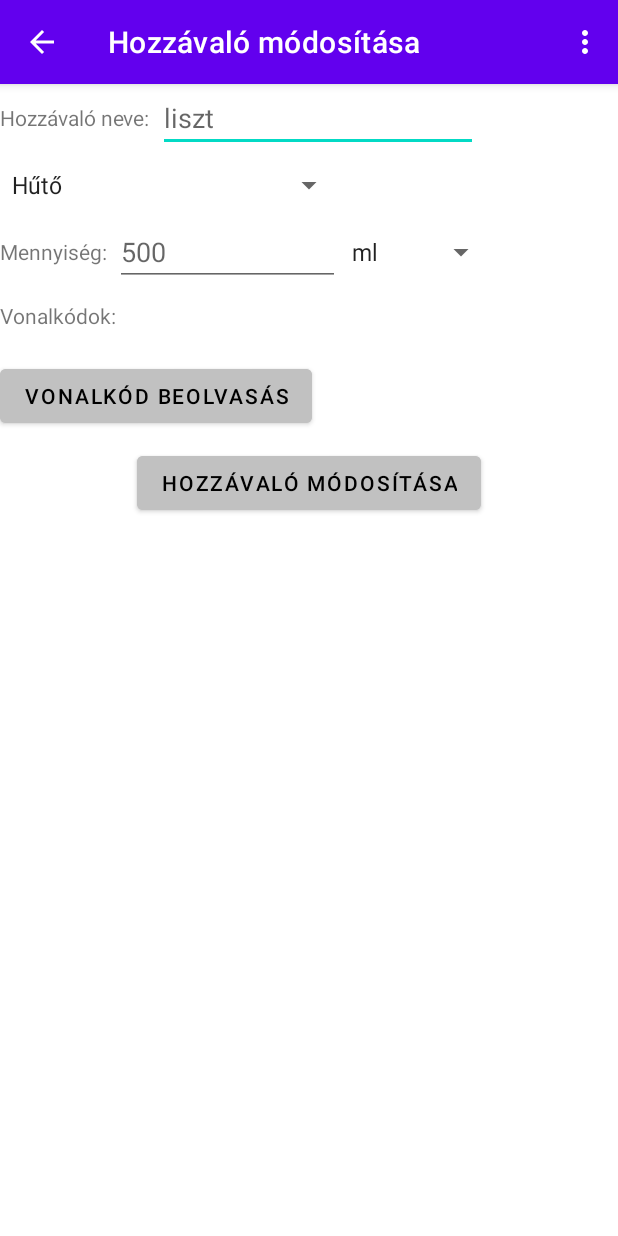
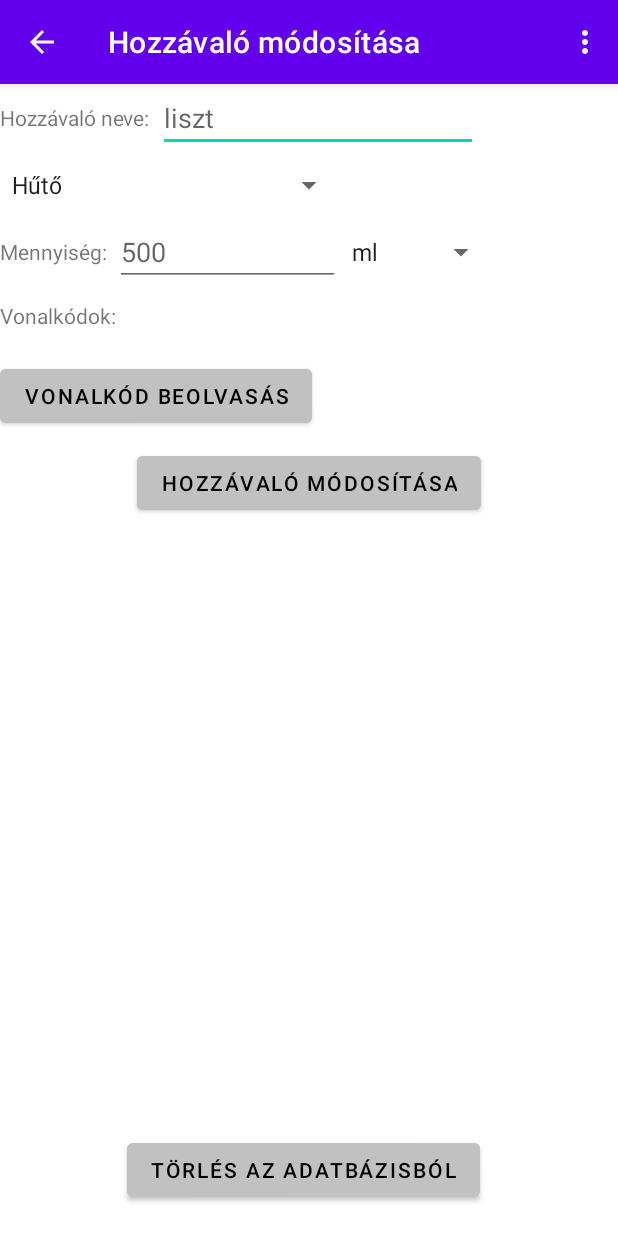
Before and after one commit to manpatrik/Smart-kitchen, an Android app: the ModifyPantryItem screen opened directly, with no data from a screen before it, on a phone screen of 412 x 824 dp. Run offline under Robolectric (Android 15) with nearby library versions, the phone set to English and light mode, and no system bars; our stand-ins replace Firebase (no records; nobody signed in at launch, a user with empty details on screens opened directly); libraries missing offline, so code that uses them is left out: com.journeyapps.barcodescanner; 6 statements that could not run were skipped.

Commit message:
Update: pantry item delete from database

```diff
--- a/haztartas/app/src/main/res/layout/activity_modify_pantry_item.xml
+++ b/haztartas/app/src/main/res/layout/activity_modify_pantry_item.xml
@@ -119,4 +119,17 @@
         app:layout_constraintStart_toStartOf="parent"
         app:layout_constraintTop_toBottomOf="@+id/button2" />
 
+    <Button
+        android:layout_width="wrap_content"
+        android:layout_height="wrap_content"
+        android:layout_marginBottom="20dp"
+        android:backgroundTint="@color/grey"
+        android:onClick="deleteFromDatabase"
+        android:text="@string/torles_az_adatbazisbol"
+        android:textColor="@color/black"
+        app:layout_constraintBottom_toBottomOf="parent"
+        app:layout_constraintEnd_toEndOf="parent"
+        app:layout_constraintHorizontal_bias="0.478"
+        app:layout_constraintStart_toStartOf="parent" />
+
 </androidx.constraintlayout.widget.ConstraintLayout>
--- a/haztartas/app/src/main/res/values/strings.xml
+++ b/haztartas/app/src/main/res/values/strings.xml
@@ -43,4 +43,5 @@
     <string name="beolvas">Vonalkód beolvasás</string>
     <string name="vonalkodok">Vonalkódok:</string>
     <string name="hozzavalo_modositasa">Hozzávaló módosítása</string>
+    <string name="torles_az_adatbazisbol">Törlés az adatbázisból</string>
 </resources>
```
Also changed, not shown: haztartas/app/src/main/java/szakdoga/haztartas/pantry/ModifyPantryItem.java (+25 -0 lines).
